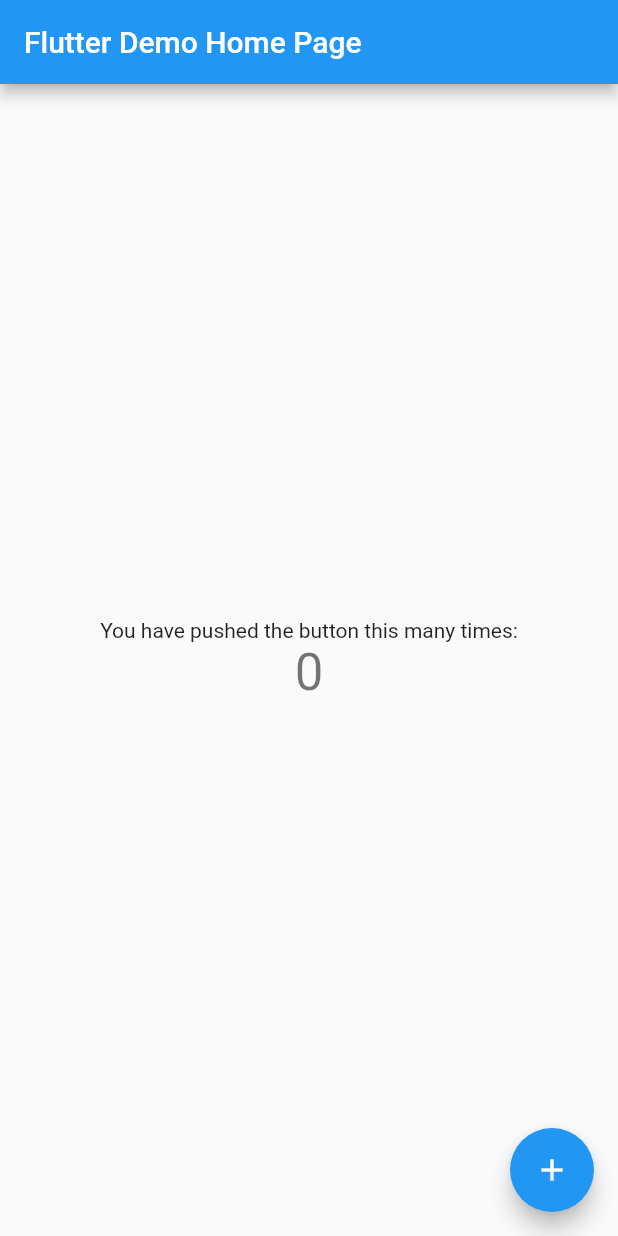
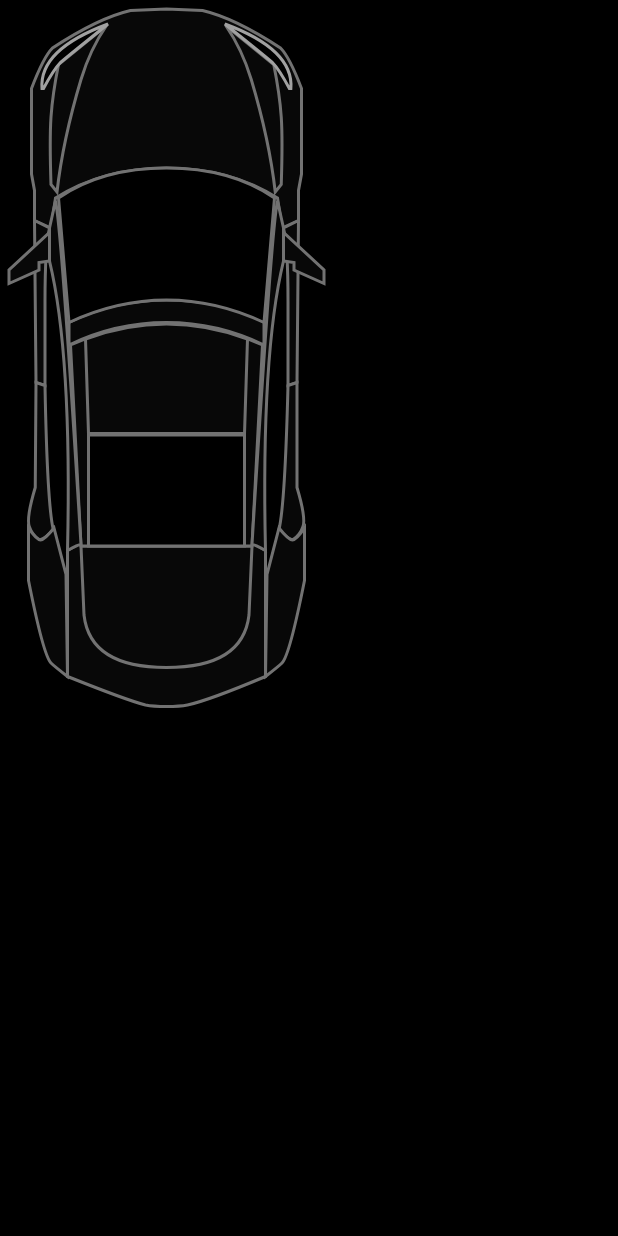
Before and after one commit to arrteann/tesla_car_animation, a Flutter app: the screen it shows after launch, on a phone screen of 412 x 824 dp. Run offline on Flutter 3.47's test engine with Material 2 defaults, Android fonts, the phone set to English and light mode, and no system bars; our stand-ins replace flutter_svg.

Commit message:
feat: initialize home screen, controller

```diff
--- /dev/null
+++ b/lib/controller/home_controller.dart
@@ -0,0 +1,5 @@
+import 'package:flutter/material.dart';
+
+class HomeController extends ChangeNotifier {
+
+}
--- a/lib/main.dart
+++ b/lib/main.dart
@@ -1,4 +1,5 @@
 import 'package:flutter/material.dart';
+import 'package:tesla_car_animation/screens/home_screen.dart';
 
 void main() {
   runApp(const MyApp());
@@ -7,109 +8,17 @@ void main() {
 class MyApp extends StatelessWidget {
   const MyApp({super.key});
 
-  // This widget is the root of your application.
   @override
   Widget build(BuildContext context) {
     return MaterialApp(
-      title: 'Flutter Demo',
+      title: 'Tesla Car Controll',
+      debugShowCheckedModeBanner: false,
       theme: ThemeData(
-        // This is the theme of your application.
-        //
-        // Try running your application with "flutter run". You'll see the
-        // application has a blue toolbar. Then, without quitting the app, try
-        // changing the primarySwatch below to Colors.green and then invoke
-        // "hot reload" (press "r" in the console where you ran "flutter run",
-        // or simply save your changes to "hot reload" in a Flutter IDE).
-        // Notice that the counter didn't reset back to zero; the application
-        // is not restarted.
+        brightness: Brightness.dark,
+        scaffoldBackgroundColor: Colors.black,
         primarySwatch: Colors.blue,
       ),
-      home: const MyHomePage(title: 'Flutter Demo Home Page'),
+      home: const HomeScreen(),
     );
   }
 }
-
-class MyHomePage extends StatefulWidget {
-  const MyHomePage({super.key, required this.title});
-
-  // This widget is the home page of your application. It is stateful, meaning
-  // that it has a State object (defined below) that contains fields that affect
-  // how it looks.
-
-  // This class is the configuration for the state. It holds the values (in this
-  // case the title) provided by the parent (in this case the App widget) and
-  // used by the build method of the State. Fields in a Widget subclass are
-  // always marked "final".
-
-  final String title;
-
-  @override
-  State<MyHomePage> createState() => _MyHomePageState();
-}
-
-class _MyHomePageState extends State<MyHomePage> {
-  int _counter = 0;
-
-  void _incrementCounter() {
-    setState(() {
-      // This call to setState tells the Flutter framework that something has
-      // changed in this State, which causes it to rerun the build method below
-      // so that the display can reflect the updated values. If we changed
-      // _counter without calling setState(), then the build method would not be
-      // called again, and so nothing would appear to happen.
-      _counter++;
-    });
-  }
-
-  @override
-  Widget build(BuildContext context) {
-    // This method is rerun every time setState is called, for instance as done
-    // by the _incrementCounter method above.
-    //
-    // The Flutter framework has been optimized to make rerunning build methods
-    // fast, so that you can just rebuild anything that needs updating rather
-    // than having to individually change instances of widgets.
-    return Scaffold(
-      appBar: AppBar(
-        // Here we take the value from the MyHomePage object that was created by
-        // the App.build method, and use it to set our appbar title.
-        title: Text(widget.title),
-      ),
-      body: Center(
-        // Center is a layout widget. It takes a single child and positions it
-        // in the middle of the parent.
-        child: Column(
-          // Column is also a layout widget. It takes a list of children and
-          // arranges them vertically. By default, it sizes itself to fit its
-          // children horizontally, and tries to be as tall as its parent.
-          //
-          // Invoke "debug painting" (press "p" in the console, choose the
-          // "Toggle Debug Paint" action from the Flutter Inspector in Android
-          // Studio, or the "Toggle Debug Paint" command in Visual Studio Code)
-          // to see the wireframe for each widget.
-          //
-          // Column has various properties to control how it sizes itself and
-          // how it positions its children. Here we use mainAxisAlignment to
-          // center the children vertically; the main axis here is the vertical
-          // axis because Columns are vertical (the cross axis would be
-          // horizontal).
-          mainAxisAlignment: MainAxisAlignment.center,
-          children: <Widget>[
-            const Text(
-              'You have pushed the button this many times:',
-            ),
-            Text(
-              '$_counter',
-              style: Theme.of(context).textTheme.headlineMedium,
-            ),
-          ],
-        ),
-      ),
-      floatingActionButton: FloatingActionButton(
-        onPressed: _incrementCounter,
-        tooltip: 'Increment',
-        child: const Icon(Icons.add),
-      ), // This trailing comma makes auto-formatting nicer for build methods.
-    );
-  }
-}
--- /dev/null
+++ b/lib/screens/home_screen.dart
@@ -0,0 +1,31 @@
+import 'package:flutter/material.dart';
+import 'package:flutter_svg/flutter_svg.dart';
+import 'package:tesla_car_animation/controller/home_controller.dart';
+
+class HomeScreen extends StatefulWidget {
+  const HomeScreen({super.key});
+
+  @override
+  State<HomeScreen> createState() => _HomeScreenState();
+}
+
+class _HomeScreenState extends State<HomeScreen> {
+  final HomeController _controller = HomeController();
+
+  @override
+  Widget build(BuildContext context) {
+    return AnimatedBuilder(
+        animation: _controller,
+        builder: (context, _) {
+          return Scaffold(
+            body: LayoutBuilder(
+              builder: (context, constraints) {
+                return SafeArea(
+                  child: SvgPicture.asset("/assets/icons/Car.svg"),
+                );
+              }
+            ),
+          );
+        });
+  }
+}
```
